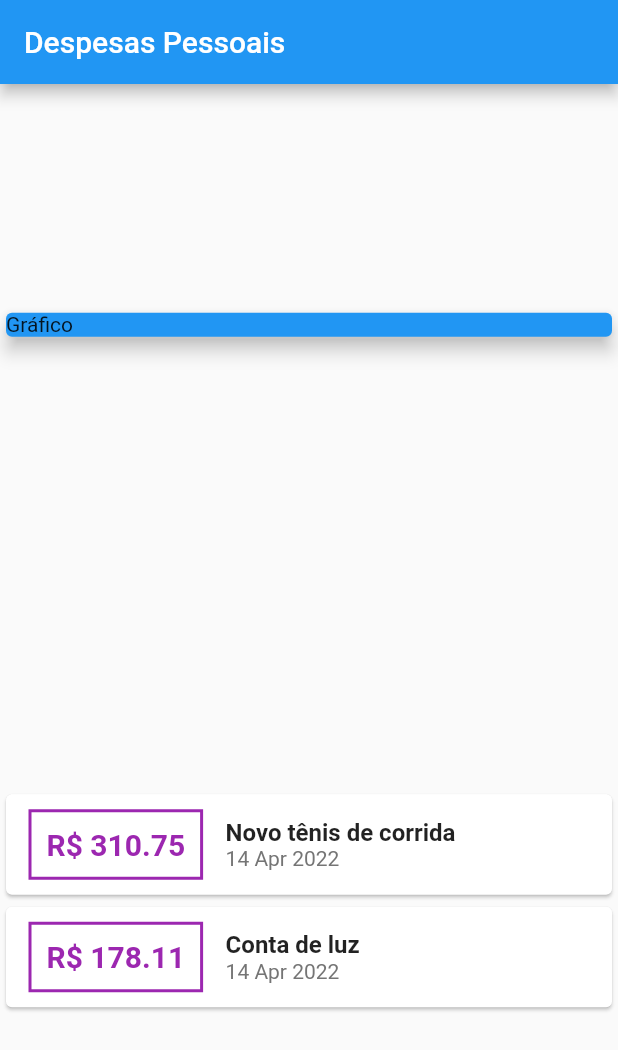
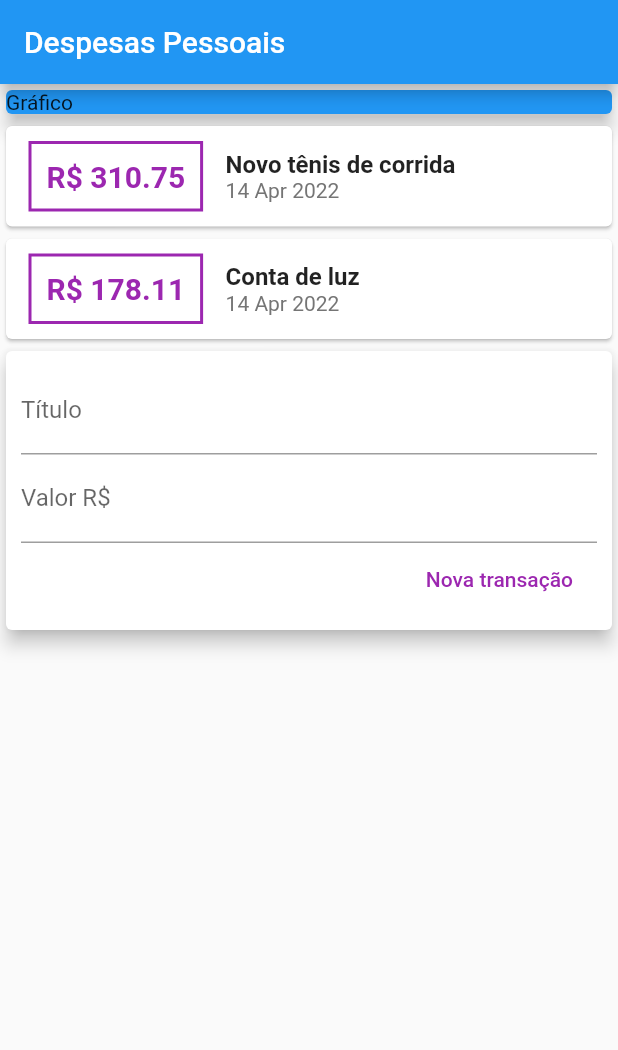
Before and after one commit to wagner-de-carvalho/expenses, a Flutter app: the screen it shows after launch, on a phone screen of 412 x 824 dp. Shown: the top 1050 px of the screen. Run offline on Flutter 3.47's test engine with Material 2 defaults, Android fonts, the phone set to English and light mode, and no system bars.

Commit message:
adicionando textfield

```diff
--- a/lib/main.dart
+++ b/lib/main.dart
@@ -30,7 +30,6 @@
           title: Text('Despesas Pessoais'),
         ),
         body: Column(
-          mainAxisAlignment: MainAxisAlignment.spaceAround,
           crossAxisAlignment: CrossAxisAlignment.stretch,
           children: [
             Container(
@@ -75,6 +74,29 @@
                 );
               }).toList(),
             ),
+            Card(
+              elevation: 5,
+              child: Padding(
+                padding: const EdgeInsets.all(10),
+                child: Column(
+                  children: [
+                    TextField(decoration: InputDecoration(labelText: 'Título')),
+                    TextField(
+                        decoration: InputDecoration(labelText: 'Valor R\$ ')),
+                    Row(
+                      mainAxisAlignment: MainAxisAlignment.end,
+                      children: [
+                        FlatButton(
+                          onPressed: () {},
+                          child: Text('Nova transação'),
+                          textColor: Colors.purple,
+                        )
+                      ],
+                    )
+                  ],
+                ),
+              ),
+            )
           ],
         ));
   }
```
